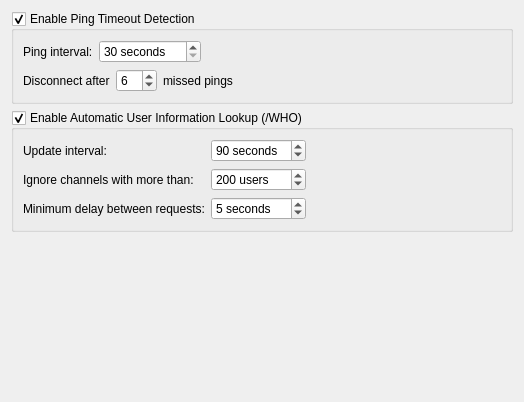
Above: src/qtui/settingspages/connectionsettingspage.ui from quassel/quassel before the change. Below: the same form after it.
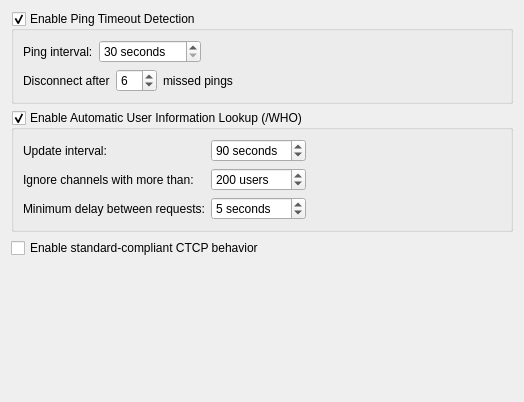
That is the form after the change.

Commit message:
Simplify CTCP parsing by default
Rather than adhering to the CTCP 'specification', reply only to single
CTCP messages without text around them. All messages not fitting the
requirements are simply displayed in the buffer. The old behaviour can
still be enabled in the settings dialog.

Fixes #1130

The edit to the form file:
```diff
--- a/src/qtui/settingspages/connectionsettingspage.ui
+++ b/src/qtui/settingspages/connectionsettingspage.ui
@@ -244,6 +244,16 @@
      </layout>
     </widget>
    </item>
+   <item>
+    <widget class="QCheckBox" name="standardCtcp">
+     <property name="text">
+      <string>Enable standard-compliant CTCP behavior</string>
+     </property>
+     <property name="settingsKey" stdset="0">
+      <string notr="true" />
+     </property>
+    </widget>
+   </item>
    <item>
     <spacer name="verticalSpacer">
      <property name="orientation">
```
The commit also changes 6 other files.
